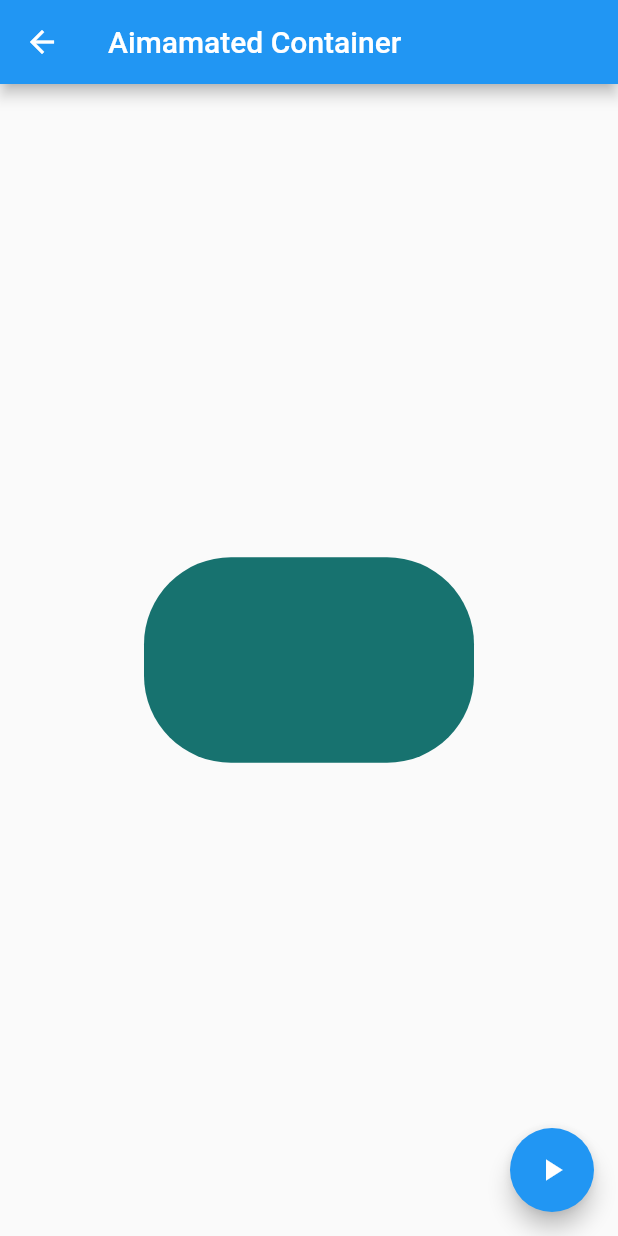
After one commit to jalfonsosuarez/Flutter-Componentes, a Flutter app: the AnimatedContainerPage screen opened by its route, after a tap on the "play arrow" icon, on a phone screen of 412 x 824 dp. The commit adds this screen. Run offline on Flutter 3.47's test engine with Material 2 defaults, Android fonts, the phone set to English and light mode, and no system bars.

Commit message:
Animaciones. AnimatedContainer.

```diff
--- a/data/menu_opts.json
+++ b/data/menu_opts.json
@@ -1,20 +1,24 @@
 {
-    "nombreApp" : "Componentes",
-    "rutas" : [
-        {
-            "ruta" : "alert",
-            "icon" : "add_alert",
+    "nombreApp": "Componentes",
+    "rutas": [{
+            "ruta": "alert",
+            "icon": "add_alert",
             "texto": "Alertas"
         },
         {
-            "ruta" : "avatar",
-            "icon" : "accessibility",
+            "ruta": "avatar",
+            "icon": "accessibility",
             "texto": "Avatars"
         },
         {
-            "ruta" : "card",
-            "icon" : "folder_open",
+            "ruta": "card",
+            "icon": "folder_open",
             "texto": "Cards - Tarjetas"
+        },
+        {
+            "ruta": "animatedContainer",
+            "icon": "donut_large",
+            "texto": "Animated Container"
         }
     ]
 }
--- /dev/null
+++ b/lib/src/pages/animated_container.dart
@@ -0,0 +1,65 @@
+
+
+import 'package:flutter/material.dart';
+import 'dart:math';
+
+class AnimatedContainerPage extends StatefulWidget {
+  AnimatedContainerPage({Key key}) : super(key: key);
+
+  _AnimatedContainerPageState createState() => _AnimatedContainerPageState();
+}
+
+class _AnimatedContainerPageState extends State<AnimatedContainerPage> {
+
+  double _width   = 50.0;
+  double _height  = 50.0;
+  Color _color    = Colors.pink;
+
+  BorderRadiusGeometry _borderRadius = BorderRadius.circular( 8.0 );
+
+  @override
+  Widget build(BuildContext context) {
+    return Scaffold(
+      appBar: AppBar(
+        title: Text( 'Aimamated Container'),
+      ),
+      body: Center(
+        child: AnimatedContainer(
+          duration: Duration( milliseconds: 600 ),
+          curve: Curves.fastOutSlowIn,
+          width: _width,
+          height: _height,
+          decoration: BoxDecoration(
+            borderRadius: _borderRadius,
+            color: _color
+          ),
+        ),
+      ),
+      floatingActionButton: FloatingActionButton(
+        child: Icon( Icons.play_arrow ),
+        onPressed: _cambiarForma,
+      ),
+    );
+  }
+
+  void _cambiarForma() {
+
+    final random = Random();
+
+    setState(() {
+
+    _width  = random.nextInt(300).toDouble();
+    _height = random.nextInt(300).toDouble();
+    _color  = Color.fromRGBO(
+      random.nextInt(255),
+      random.nextInt(255),
+      random.nextInt(255),
+      1
+    );
+
+    _borderRadius = BorderRadius.circular( random.nextInt(100).toDouble() );
+
+    });
+
+  }
+}
--- a/lib/src/routes/routes.dart
+++ b/lib/src/routes/routes.dart
@@ -5,15 +5,17 @@ import 'package:componentes/src/pages/home_page.dart';
 import 'package:componentes/src/pages/alert_page.dart';
 import 'package:componentes/src/pages/avatar_page.dart';
 import 'package:componentes/src/pages/card_page.dart';
+import 'package:componentes/src/pages/animated_container.dart';
 
 
 Map<String, WidgetBuilder> getApplicationsRoutes() {
 
   return <String, WidgetBuilder> {
-    '/'       : ( BuildContext context ) => HomePage(),
-    'alert'   : ( BuildContext context ) => AlertPage(),
-    'avatar'  : ( BuildContext context ) => AvatarPage(),
-    'card'    : ( BuildContext context ) => CardPage(),
+    '/'                 : ( BuildContext context ) => HomePage(),
+    'alert'             : ( BuildContext context ) => AlertPage(),
+    'avatar'            : ( BuildContext context ) => AvatarPage(),
+    'card'              : ( BuildContext context ) => CardPage(),
+    'animatedContainer' : ( BuildContext context ) => AnimatedContainerPage(),
   };
 
 }
--- a/lib/src/utils/icono_string_util.dart
+++ b/lib/src/utils/icono_string_util.dart
@@ -8,6 +8,7 @@ final _icons = <String, IconData>{
   'add_alert'     : Icons.add_alert,
   'accessibility' : Icons.accessibility,
   'folder_open'   : Icons.folder_open,
+  'donut_large'   : Icons.donut_large,
 
 };
 
```
